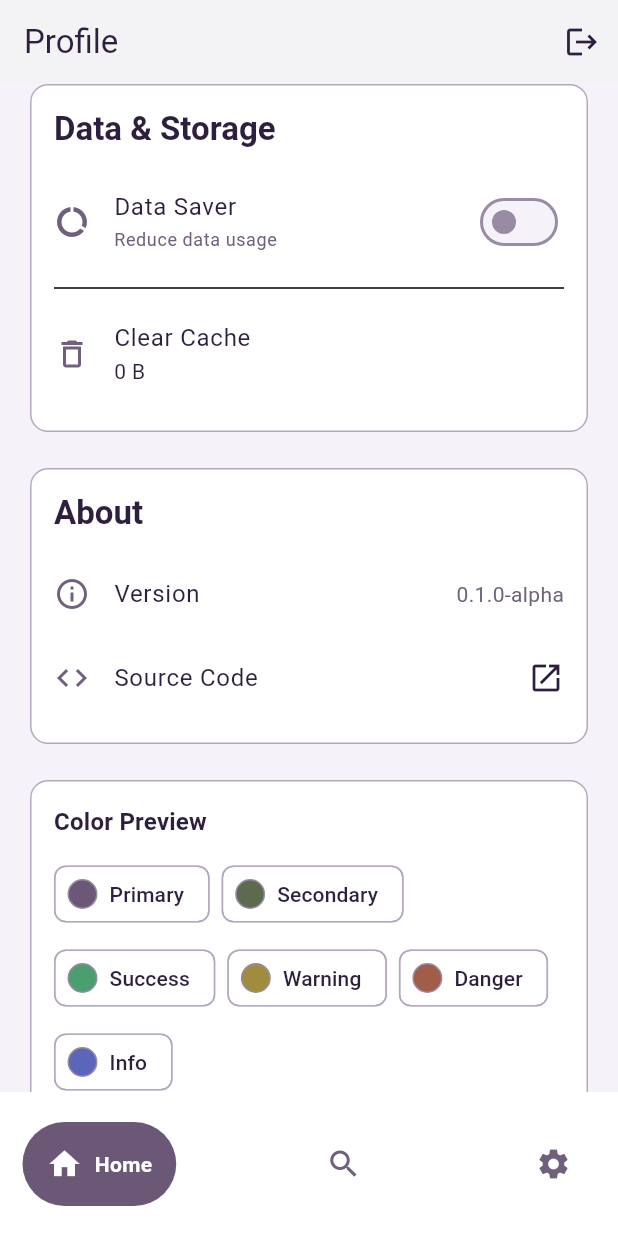
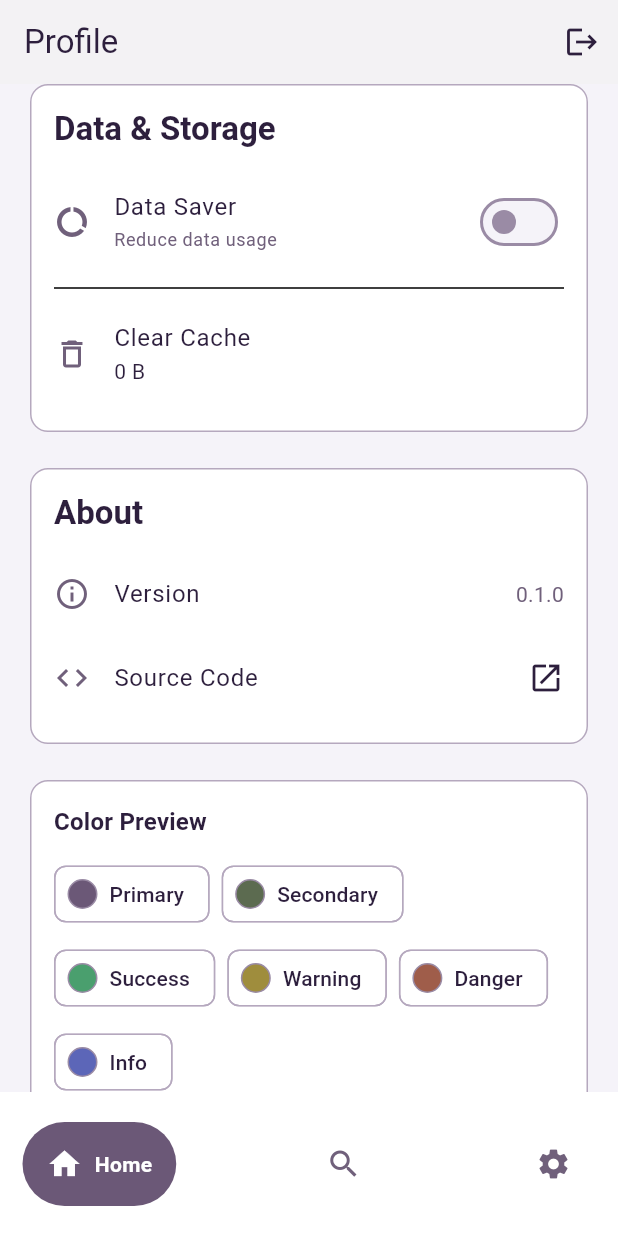
Before and after one commit to velislav088/LostMost, a Flutter app: the ProfilePage screen opened by its route, scrolled down 528 dp, on a phone screen of 412 x 824 dp. Run offline on Flutter 3.47's test engine with Material 3 defaults, Android fonts, the phone set to English and light mode, and no system bars; drawn by our look-alikes of google_nav_bar; our stand-ins replace flutter_dotenv, go_router, shared_preferences, supabase_flutter; missing offline and left inert: mqtt_client; accounts and stored records are empty.

Commit message:
fixed version

```diff
--- a/mobile/lib/pages/profile_page.dart
+++ b/mobile/lib/pages/profile_page.dart
@@ -476,7 +476,7 @@ class _ProfilePageState extends State<ProfilePage> {
                     leading: Icon(Icons.info_outline, color: context.textMuted),
                     title: Text(t('version')),
                     trailing: Text(
-                      '0.1.0-alpha',
+                      '0.1.0',
                       style: Theme.of(context).textTheme.bodyMedium?.copyWith(
                         color: context.textMuted,
                       ),
```
